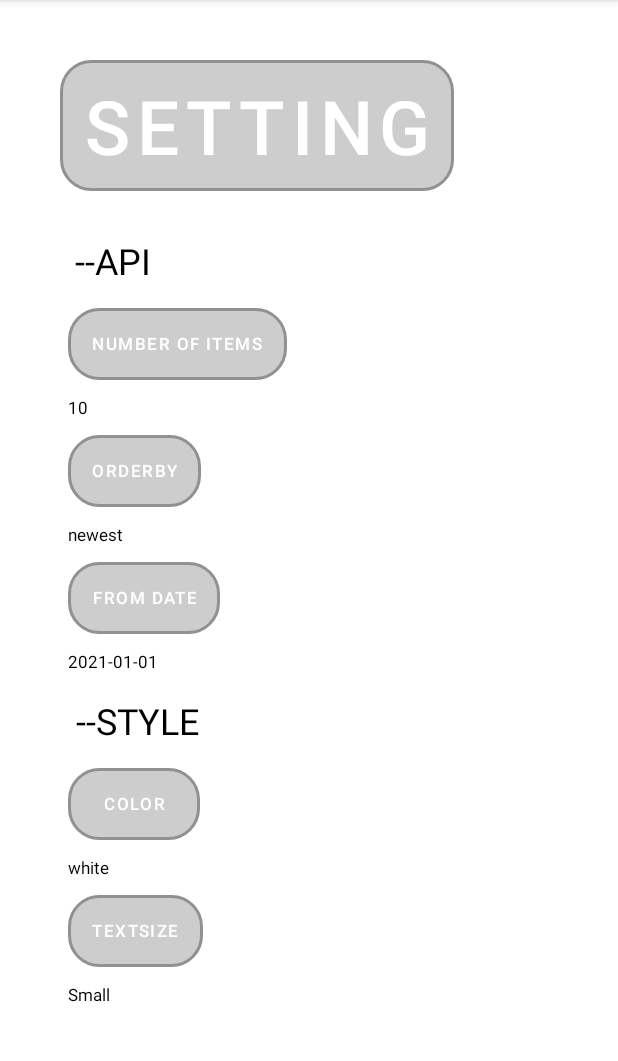
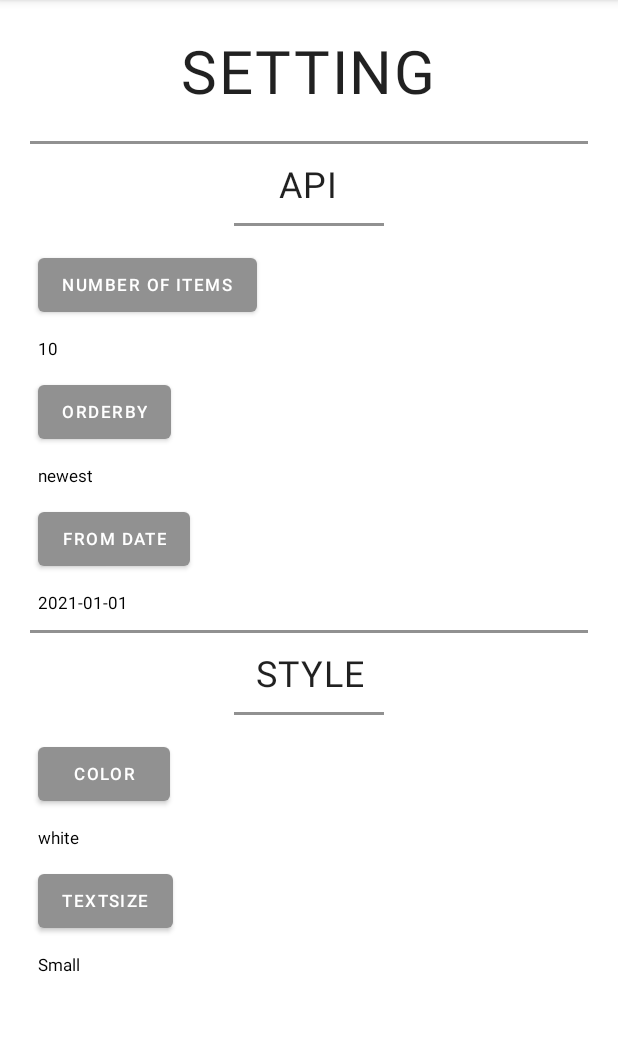
Before and after one commit to imhmdrz/Guardian-news-android, an Android app: the screen it shows after launch (MainActivity), after a tap on "message", on a phone screen of 412 x 824 dp, the part 84-1145 px from its top. Run offline under Robolectric (Android 15) with nearby library versions, the phone set to English and light mode, and no system bars; our stand-ins replace Room's generated code, paging; pictures from the network do not load.

Commit message:
fix bugs

```diff
--- a/app/src/main/java/com/example/myproj/model/Converter.kt
+++ b/app/src/main/java/com/example/myproj/model/Converters.kt
@@ -1,7 +1,6 @@
 package com.example.myproj.model
 
 import androidx.room.TypeConverter
-import com.example.myproj.model.ThumbnailFields
 import com.google.gson.Gson
 
 class Converters {
--- a/app/src/main/java/com/example/myproj/pageDrawerAdapter/PageAdaptor.kt
+++ b/app/src/main/java/com/example/myproj/pageDrawerAdapter/PageAdapter.kt
@@ -4,7 +4,6 @@ import androidx.fragment.app.Fragment
 import androidx.fragment.app.FragmentManager
 import androidx.fragment.app.FragmentPagerAdapter
 import com.example.myproj.uiHolder.GuardianFragment
-import com.example.myproj.uiHolder.setting.SettingFragment
 
 class PageAdapter(fm: FragmentManager) : FragmentPagerAdapter(fm) {
     override fun getCount(): Int {
--- a/app/src/main/java/com/example/myproj/paggingSource/PagingSource.kt
+++ b/app/src/main/java/com/example/myproj/paggingSource/PagingMediator.kt
@@ -9,13 +9,11 @@ import androidx.room.withTransaction
 import com.example.android.codelabs.paging.db.RemoteKeys
 import com.example.myproj.loadDataFromInternet.GuardianApiService
 import com.example.myproj.model.ApiResult
-import com.example.myproj.model.GuardianApiResponse
 import com.example.myproj.roomDataBase.NewsDataBase
 import kotlinx.coroutines.Dispatchers
 import kotlinx.coroutines.delay
 import kotlinx.coroutines.withContext
 import retrofit2.HttpException
-import retrofit2.Response
 import java.io.IOException
 
 @OptIn(ExperimentalPagingApi::class)
--- a/app/src/main/java/com/example/myproj/repository/GuardianRepository.kt
+++ b/app/src/main/java/com/example/myproj/repository/GuardianRepository.kt
@@ -19,6 +19,7 @@ import com.example.myproj.roomDataBase.NewsDataBase
 import com.example.myproj.dataStore.PreferencesKeys
 import kotlinx.coroutines.flow.Flow
 import kotlinx.coroutines.flow.catch
+import kotlinx.coroutines.flow.flow
 import kotlinx.coroutines.flow.map
 import java.io.IOException
 
@@ -145,4 +146,9 @@ class GuardianRepository(
         val textSize = preferences[PreferencesKeys.textSize] ?: "Small"
         textSize
     }
+
+    val isWantReCreate : Flow<Boolean> = flow {
+        emit(false)
+    }
+
 }
--- a/app/src/main/java/com/example/myproj/uiHolder/GuardianFragment.kt
+++ b/app/src/main/java/com/example/myproj/uiHolder/GuardianFragment.kt
@@ -24,6 +24,8 @@ import com.example.myproj.dataStore.dataStore
 import com.example.myproj.databinding.FragmentGuardianBinding
 import com.example.myproj.model.ApiResult
 import com.example.myproj.uiHolder.Injection.provideViewModelFactory
+import com.example.myproj.uiHolder.setting.SettingViewModel
+import com.google.android.material.snackbar.Snackbar
 import kotlinx.coroutines.flow.map
 import kotlinx.coroutines.launch
 
@@ -40,6 +42,7 @@ class GuardianFragment() : Fragment() {
     private val type: String by lazy { arguments?.getString("type") ?: "Home" }
     private lateinit var rvAdapter: RvPagingAdapter
     private lateinit var viewModel: GuardianViewModel
+    private lateinit var settingViewModel: SettingViewModel
     private var _binding: FragmentGuardianBinding? = null
     private val binding get() = _binding!!
 
@@ -51,15 +54,22 @@ class GuardianFragment() : Fragment() {
         return binding.root
     }
 
+
     override fun onViewCreated(view: View, savedInstanceState: Bundle?) {
         super.onViewCreated(view, savedInstanceState)
         viewModel = ViewModelProvider(
             requireActivity(), provideViewModelFactory(
-                requireContext().dataStore,
-                context = requireContext(),
+                requireActivity().dataStore,
+                context = requireActivity(),
                 owner = requireActivity()
             )
         ).get(GuardianViewModel::class.java)
+        settingViewModel = ViewModelProvider(
+            requireActivity(), Injection.provideSettingViewModelFactory(
+                requireActivity().dataStore,
+                context = requireActivity()
+            )
+        ).get(SettingViewModel::class.java)
         rvAdapter = RvPagingAdapter(requireContext(), type)
         binding.recyclerView.apply {
             layoutManager = LinearLayoutManager(requireContext())
@@ -67,6 +77,16 @@ class GuardianFragment() : Fragment() {
                 footer = LoadStateAdapter { rvAdapter.retry() }
             )
             visibility = View.VISIBLE
+        }
+        lifecycleScope.launch {
+            settingViewModel.isWantReCreate.collect {
+                if (it) {
+                    viewModel.reCreateDataStore()
+                    rvAdapter.refresh()
+                    settingViewModel.isWantReCreate.value = false
+                    activity?.recreate()
+                }
+            }
         }
         when (type) {
             "Home" -> lifecycleScope.launch {
@@ -110,13 +130,15 @@ class GuardianFragment() : Fragment() {
             rvAdapter.loadStateFlow.collect { loadState ->
                 binding.progressBar.isVisible = loadState.refresh is LoadState.Loading
                 binding.recyclerView.isVisible = loadState.refresh !is LoadState.Loading
-                binding.tvError.isVisible = loadState.refresh is LoadState.Error
+                if(loadState.refresh is LoadState.Error){
+                    Snackbar.make(binding.root, "No Internet Connection - offline mode", Snackbar.LENGTH_LONG).show()
+                }
             }
         }
     }
 
     override fun onDestroyView() {
+        _binding = null
         super.onDestroyView()
-        _binding = null
     }
 }
--- a/app/src/main/java/com/example/myproj/uiHolder/RvAdapter.kt
+++ b/app/src/main/java/com/example/myproj/uiHolder/RvPagingAdapter.kt
@@ -3,14 +3,10 @@ package com.example.myproj.uiHolder
 import android.annotation.SuppressLint
 import android.content.Context
 import android.content.Intent
-import android.graphics.Color
 import android.net.Uri
-import android.util.Log
 import android.view.LayoutInflater
-import android.view.View
 import android.view.ViewGroup
 import android.widget.Toast
-import androidx.paging.LoadState
 import androidx.recyclerview.widget.DiffUtil
 import androidx.recyclerview.widget.RecyclerView
 import coil.load
--- a/app/src/main/java/com/example/myproj/uiHolder/setting/SettingFragment.kt
+++ b/app/src/main/java/com/example/myproj/uiHolder/setting/SettingFragment.kt
@@ -41,15 +41,15 @@ class SettingFragment : Fragment() {
     }
 
     override fun onDestroyView() {
+        _binding = null
         super.onDestroyView()
-        _binding = null
     }
     override fun onViewCreated(view: View, savedInstanceState: Bundle?) {
         super.onViewCreated(view, savedInstanceState)
         viewModel = ViewModelProvider(
             requireActivity(), Injection.provideSettingViewModelFactory(
-                requireContext().dataStore,
-                context = requireContext()
+                requireActivity().dataStore,
+                context = requireActivity()
             )
         ).get(SettingViewModel::class.java)
         lifecycle.coroutineScope.launch {
@@ -101,14 +101,12 @@ class SettingFragment : Fragment() {
         val currentDayOfMonth = myCalendar.get(Calendar.DAY_OF_MONTH)
         DatePickerDialog(requireContext(), { _, selectedYear, selectedMonth, selectedDayOfMonth ->
             val selectedDate = "$selectedYear-${selectedMonth + 1}-$selectedDayOfMonth"
-
-            val simpleDateFormat = SimpleDateFormat("yyyy-MM-dd", Locale.ENGLISH)
-            val selectTime = simpleDateFormat.parse(selectedDate)
             if (selectedYear > 2022) {
                 Toast.makeText(requireContext(), "Invalid Date Selected", Toast.LENGTH_SHORT).show()
             } else {
                 lifecycle.coroutineScope.launch {
                     viewModel.saveToDataStore(fromDate = selectedDate)
+                    viewModel.isWantReCreate.value = true
                 }
             }
         }, currentYear, currentMonth, currentDayOfMonth).show()
@@ -252,18 +250,21 @@ class SettingFragment : Fragment() {
         dialog.findViewById<View>(R.id.btnN).setOnClickListener {
             lifecycle.coroutineScope.launch {
                 viewModel.saveToDataStore(orderBy = "newest")
+                viewModel.isWantReCreate.value = true
             }
             dialog.dismiss()
         }
         dialog.findViewById<View>(R.id.btnO).setOnClickListener {
             lifecycle.coroutineScope.launch {
                 viewModel.saveToDataStore(orderBy = "oldest")
+                viewModel.isWantReCreate.value = true
             }
             dialog.dismiss()
         }
         dialog.findViewById<View>(R.id.btnR).setOnClickListener {
             lifecycle.coroutineScope.launch {
                 viewModel.saveToDataStore(orderBy = "relevance")
+                viewModel.isWantReCreate.value = true
             }
             dialog.dismiss()
         }
@@ -289,18 +290,21 @@ class SettingFragment : Fragment() {
         dialog.findViewById<View>(R.id.btn5).setOnClickListener {
             lifecycle.coroutineScope.launch {
                 viewModel.saveToDataStore(numberOfItem = "5")
+                viewModel.isWantReCreate.value = true
             }
             dialog.dismiss()
         }
         dialog.findViewById<View>(R.id.btn10).setOnClickListener {
             lifecycle.coroutineScope.launch {
                 viewModel.saveToDataStore(numberOfItem = "10")
+                viewModel.isWantReCreate.value = true
             }
             dialog.dismiss()
         }
         dialog.findViewById<View>(R.id.btn15).setOnClickListener {
             lifecycle.coroutineScope.launch {
                 viewModel.saveToDataStore(numberOfItem = "15")
+                viewModel.isWantReCreate.value = true
             }
             dialog.dismiss()
         }
--- a/app/src/main/java/com/example/myproj/uiHolder/setting/SettingViewModel.kt
+++ b/app/src/main/java/com/example/myproj/uiHolder/setting/SettingViewModel.kt
@@ -4,7 +4,9 @@ import androidx.lifecycle.SavedStateHandle
 import androidx.lifecycle.ViewModel
 import androidx.lifecycle.viewModelScope
 import com.example.myproj.repository.GuardianRepository
+import kotlinx.coroutines.flow.MutableStateFlow
 import kotlinx.coroutines.flow.SharingStarted
+import kotlinx.coroutines.flow.asStateFlow
 import kotlinx.coroutines.flow.distinctUntilChanged
 import kotlinx.coroutines.flow.shareIn
 import kotlinx.coroutines.flow.stateIn
@@ -23,6 +25,7 @@ class SettingViewModel(
     ) = viewModelScope.launch {
         repo.saveToDataStore(numberOfItem, orderBy, fromDate, colorTheme, textSize)
     }
+
     val readFromDataStoreNOI = repo.numberOI.distinctUntilChanged().shareIn(
         scope = viewModelScope,
         started = SharingStarted.WhileSubscribed(),
@@ -44,4 +47,7 @@ class SettingViewModel(
     val readFromDataStoreColorTheme = repo.colorT.distinctUntilChanged()
 
     val readFromDataStoreTextSize = repo.textS.distinctUntilChanged()
+
+    val isWantReCreate: MutableStateFlow<Boolean> = MutableStateFlow(false)
+
 }
--- a/app/src/main/res/layout/fragment_guardian.xml
+++ b/app/src/main/res/layout/fragment_guardian.xml
@@ -17,8 +17,8 @@
         tools:itemCount="10" />
 
     <ProgressBar
-        android:layout_width="100dp"
-        android:layout_height="100dp"
+        android:layout_width="40dp"
+        android:layout_height="40dp"
         android:id="@+id/progressBar"
         android:layout_gravity="center"
         android:visibility="visible"/>
--- a/app/src/main/res/layout/fragment_setting.xml
+++ b/app/src/main/res/layout/fragment_setting.xml
@@ -15,31 +15,41 @@
         android:layout_height="match_parent"
         android:id="@+id/setting">
 
-        <androidx.appcompat.widget.LinearLayoutCompat xmlns:android="http://schemas.android.com/apk/res/android"
-            xmlns:tools="http://schemas.android.com/tools"
+        <androidx.appcompat.widget.LinearLayoutCompat xmlns:tools="http://schemas.android.com/tools"
             android:layout_width="match_parent"
-            android:layout_height="match_parent"
+            android:layout_height="wrap_content"
             android:orientation="vertical"
-            android:padding="40dp"
+            android:padding="20dp"
             tools:context=".uiHolder.setting.SettingFragment">
 
-            <Button
+            <TextView
+                style="@style/TextAppearance.Material3.BodyLarge"
+                android:layout_gravity="center"
                 android:layout_width="wrap_content"
                 android:layout_height="wrap_content"
                 android:layout_marginBottom="20dp"
-                android:background="@drawable/shape_btn"
                 android:gravity="center"
-                android:text="SETTING"
-                android:textSize="50dp" />
+                android:text="@string/setting"
+                android:textSize="50sp" />
 
+            <View
+                android:layout_width="match_parent"
+                android:layout_height="2dp"
+                android:background="?attr/colorPrimary" />
             <TextView
+                style="@style/TextAppearance.Material3.BodyLarge"
                 android:layout_width="wrap_content"
                 android:layout_height="wrap_content"
                 android:layout_margin="10dp"
-                android:gravity="center"
-                android:text="--API"
+                android:layout_gravity="center"
+                android:text="@string/api"
                 android:textSize="30sp" />
-
+            <View
+                android:layout_marginBottom="10dp"
+                android:layout_width="100dp"
+                android:layout_height="2dp"
+                android:layout_gravity="center"
+                android:background="?attr/colorPrimary" />
             <androidx.appcompat.widget.LinearLayoutCompat
                 android:layout_width="wrap_content"
                 android:layout_height="wrap_content"
@@ -50,7 +60,7 @@
                     android:layout_width="wrap_content"
                     android:layout_height="wrap_content"
                     android:layout_margin="5dp"
-                    android:background="@drawable/shape_btn"
+                    style="@style/ThemeOverlay.Material3.Button.TonalButton"
                     android:text="Number of Items" />
 
                 <TextView
@@ -60,7 +70,6 @@
                     android:layout_margin="5dp"
                     android:text="Number of Items" />
             </androidx.appcompat.widget.LinearLayoutCompat>
-
             <androidx.appcompat.widget.LinearLayoutCompat
                 android:layout_width="wrap_content"
                 android:layout_height="wrap_content"
@@ -71,7 +80,7 @@
                     android:layout_width="wrap_content"
                     android:layout_height="wrap_content"
                     android:layout_margin="5dp"
-                    android:background="@drawable/shape_btn"
+                    style="@style/ThemeOverlay.Material3.Button.TonalButton"
                     android:text="orderBy" />
 
                 <TextView
@@ -92,7 +101,7 @@
                     android:layout_width="wrap_content"
                     android:layout_height="wrap_content"
                     android:layout_margin="5dp"
-                    android:background="@drawable/shape_btn"
+                    style="@style/ThemeOverlay.Material3.Button.TonalButton"
                     android:text="from Date" />
 
                 <TextView
@@ -102,15 +111,26 @@
                     android:layout_margin="5dp"
                     android:text="Number of Items" />
             </androidx.appcompat.widget.LinearLayoutCompat>
-
+            <View
+                android:layout_marginTop="5dp"
+                android:layout_width="match_parent"
+                android:layout_height="2dp"
+                android:background="?attr/colorPrimary" />
             <TextView
+                style="@style/TextAppearance.Material3.BodyLarge"
                 android:layout_width="wrap_content"
                 android:layout_height="wrap_content"
                 android:layout_margin="10dp"
+                android:layout_gravity="center"
                 android:gravity="center"
-                android:text="--STYLE"
+                android:text="@string/style"
                 android:textSize="30sp" />
-
+            <View
+                android:layout_marginBottom="10dp"
+                android:layout_width="100dp"
+                android:layout_height="2dp"
+                android:layout_gravity="center"
+                android:background="?attr/colorPrimary" />
             <androidx.appcompat.widget.LinearLayoutCompat
                 android:layout_width="wrap_content"
                 android:layout_height="wrap_content"
@@ -121,7 +141,7 @@
                     android:layout_width="wrap_content"
                     android:layout_height="wrap_content"
                     android:layout_margin="5dp"
-                    android:background="@drawable/shape_btn"
+                    style="@style/ThemeOverlay.Material3.Button.TonalButton"
                     android:text="Color" />
 
                 <TextView
@@ -139,10 +159,10 @@
 
                 <Button
                     android:id="@+id/btnTextSize"
+                    style="@style/ThemeOverlay.Material3.Button.TonalButton"
                     android:layout_width="wrap_content"
                     android:layout_height="wrap_content"
                     android:layout_margin="5dp"
-                    android:background="@drawable/shape_btn"
                     android:text="textSize" />
 
                 <TextView
--- a/app/src/main/res/values/strings.xml
+++ b/app/src/main/res/values/strings.xml
@@ -4,4 +4,7 @@
     <string name="close">close</string>
     <!-- TODO: Remove or change this placeholder text -->
     <string name="hello_blank_fragment">Hello blank fragment</string>
+    <string name="setting">SETTING</string>
+    <string name="api">API</string>
+    <string name="style">STYLE</string>
 </resources>
```
Also changed, not shown: app/src/main/java/com/example/myproj/uiHolder/GuardianViewModel.kt (+43 -5 lines), app/src/main/res/drawable/dialogsh.xml (+4 -4 lines), app/src/main/res/layout/color_theme_d.xml (+7 -6 lines), app/src/main/res/layout/number_of_item_d.xml (+4 -3 lines), app/src/main/res/layout/order_by_d.xml (+4 -3 lines), app/src/main/res/layout/text_size_d.xml (+4 -3 lines), app/src/main/java/com/example/myproj/loadDataFromInternet/RetrofitIns.kt (renamed from app/src/main/java/com/example/myproj/loadDataFromInternet/Retrofit.kt), app/src/main/java/com/example/myproj/roomDataBase/NewsDataBase.kt (renamed from app/src/main/java/com/example/myproj/roomDataBase/RoomDB.kt), app/src/main/java/com/example/myproj/utils/apiResultsERROR.kt (renamed from app/src/main/java/com/example/myproj/utils/Utils.kt).
